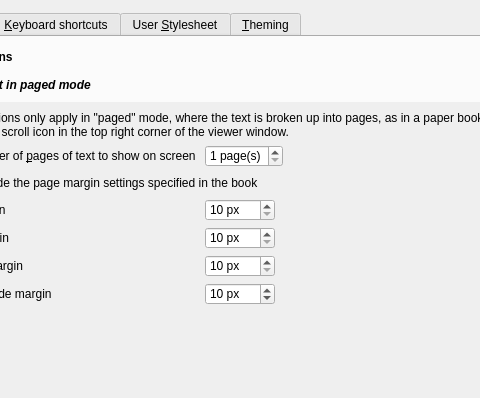
Before: the Qt Designer form src/calibre/gui2/viewer/config.ui in marek-g/calibre, drawn with Qt 5; both pictures show x 86 to 566 and y 0 to 398 of the 839 by 630 pixel window.
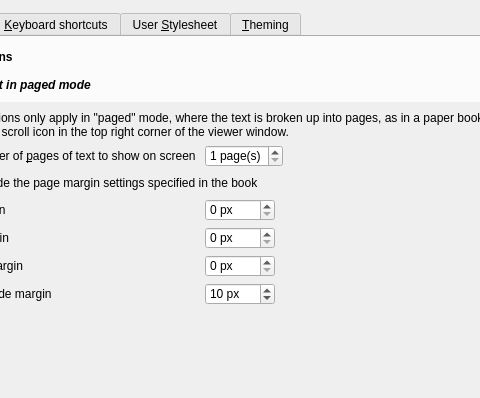
After: the same form once the commit is applied. The open tabs and pages were chosen to show the change. Icons and pictures are not drawn.

Commit message: Set lower limit for margin size to 0.

```diff
--- a/src/calibre/gui2/viewer/config.ui
+++ b/src/calibre/gui2/viewer/config.ui
@@ -313,7 +313,7 @@
               <string> px</string>
              </property>
              <property name="minimum">
-              <number>10</number>
+              <number>0</number>
              </property>
              <property name="maximum">
               <number>1000</number>
@@ -336,7 +336,7 @@
               <string> px</string>
              </property>
              <property name="minimum">
-              <number>10</number>
+              <number>0</number>
              </property>
              <property name="maximum">
               <number>1000</number>
@@ -359,7 +359,7 @@
               <string> px</string>
              </property>
              <property name="minimum">
-              <number>10</number>
+              <number>0</number>
              </property>
              <property name="maximum">
               <number>1000</number>
```
Left out of the diff: 16 changed lines with no effect on the pictures.
